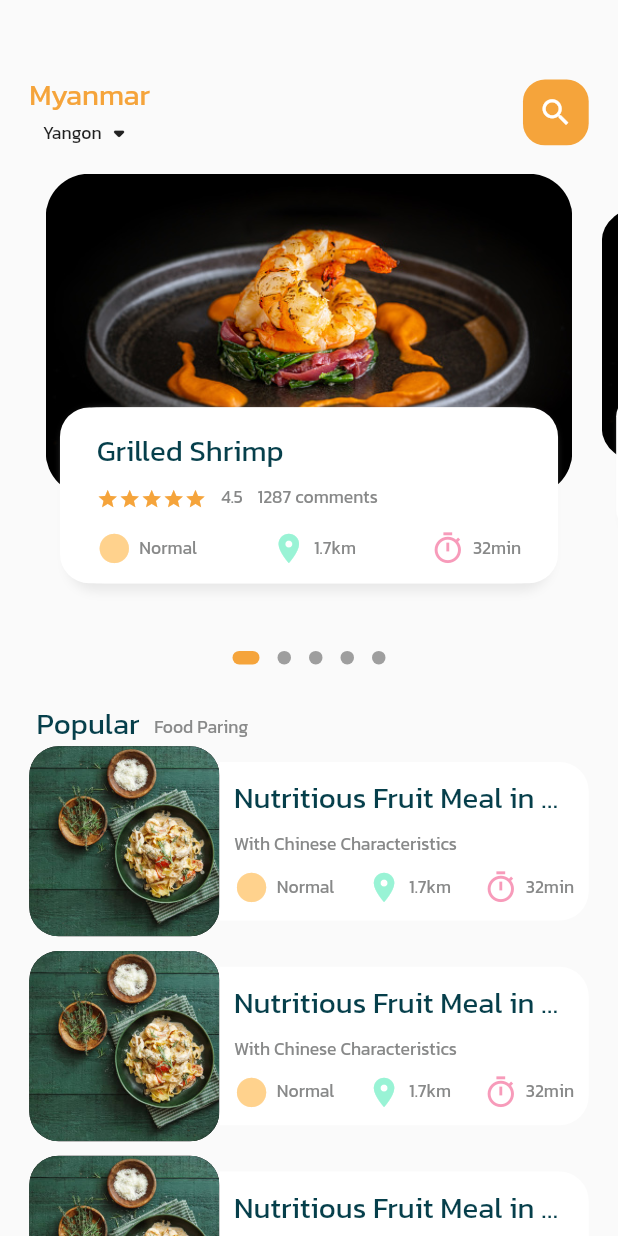
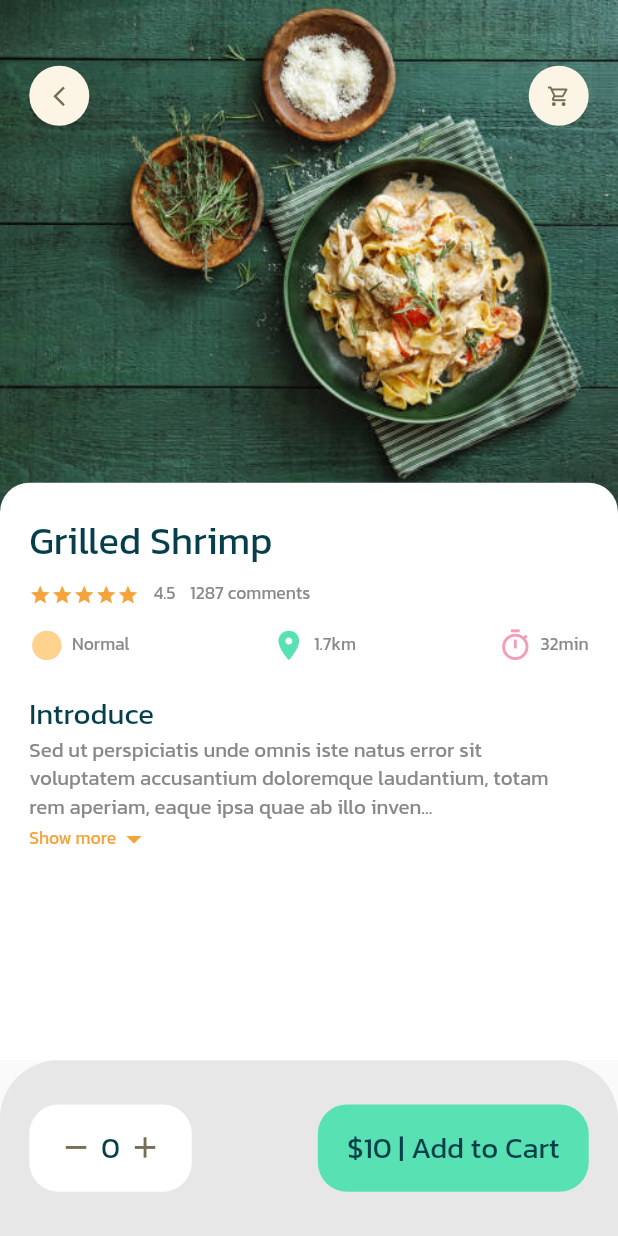
Before and after one commit to paingpyaethu/flutter-dev, a Flutter app: the screen it shows after launch, on a phone screen of 412 x 824 dp. Run offline on Flutter 3.47's test engine with Material 2 defaults, Android fonts, the light colour scheme and no system bars; drawn by our look-alikes of dots_indicator; our stand-ins replace dio, firebase_auth, firebase_core, floor, flutter_bloc, get and 2 more; accounts and stored records are empty; generated files the repository leaves out were written again.

Commit message:
updateSliderFoodDetail

```diff
--- a/api/lib/auth/api_client.dart
+++ b/api/lib/auth/api_client.dart
@@ -5,7 +5,7 @@ import 'package:retrofit/retrofit.dart';
 import 'package:dio/dio.dart';
 part 'api_client.g.dart';
 
-@RestApi(baseUrl: "http://192.168.1.3:8000/api/")
+@RestApi(baseUrl: "http://192.168.1.2:8000/api/")
 abstract class ApiClient {
   factory ApiClient(Dio dio, {String baseUrl}) = _ApiClient;
 
--- a/api/lib/main.dart
+++ b/api/lib/main.dart
@@ -22,6 +22,7 @@ class MyApp extends StatelessWidget {
   @override
   Widget build(BuildContext context) {
     return MaterialApp(
+      debugShowCheckedModeBanner: false,
       title: 'Laravel API',
       theme: ThemeData(
         primarySwatch: Colors.purple,
--- a/ecommerce/just_foods/lib/main.dart
+++ b/ecommerce/just_foods/lib/main.dart
@@ -1,5 +1,6 @@
 import 'package:flutter/material.dart';
 import 'package:get/get.dart';
+import 'package:just_foods/screens/food/slider_food_detail.dart';
 import 'package:just_foods/screens/home/main_food_page.dart';
 
 void main() {
@@ -16,7 +17,8 @@ class MyApp extends StatelessWidget {
       theme: ThemeData(
         primarySwatch: Colors.blue,
       ),
-      home: MainFoodPage(),
+      // home: MainFoodPage(),
+      home: SliderFoodDetail(),
     );
   }
 }
--- /dev/null
+++ b/ecommerce/just_foods/lib/screens/food/slider_food_detail.dart
@@ -0,0 +1,136 @@
+import 'package:flutter/material.dart';
+import 'package:just_foods/utils/dimensions.dart';
+import 'package:just_foods/widgets/app_column.dart';
+import 'package:just_foods/widgets/app_icon.dart';
+import 'package:just_foods/widgets/big_text.dart';
+import 'package:just_foods/widgets/expandable_text_widget.dart';
+
+import '../../utils/colors.dart';
+
+class SliderFoodDetail extends StatelessWidget {
+  const SliderFoodDetail({Key? key}) : super(key: key);
+
+  @override
+  Widget build(BuildContext context) {
+    // print(MediaQuery.of(context).size.height.toString());
+
+    return Scaffold(
+      body: Stack(children: [
+        /*========== Background Image ==========*/
+        Positioned(
+            left: 0,
+            right: 0,
+            child: Container(
+              width: double.maxFinite,
+              height: Dimensions.popularFoodImgSize,
+              decoration: BoxDecoration(
+                  image: DecorationImage(
+                      fit: BoxFit.cover,
+                      image: AssetImage('assets/images/food-1.jpeg'))),
+            )),
+        /*========== Icon Widgets ==========*/
+        Positioned(
+            top: Dimensions.height45,
+            left: Dimensions.width20,
+            right: Dimensions.width20,
+            child: Row(
+              mainAxisAlignment: MainAxisAlignment.spaceBetween,
+              children: [
+                AppIcon(icon: Icons.arrow_back_ios_new),
+                AppIcon(icon: Icons.shopping_cart_outlined),
+              ],
+            )),
+        /*========== Introduction of Food ==========*/
+        Positioned(
+            left: 0,
+            right: 0,
+            bottom: 0,
+            top: Dimensions.popularFoodImgSize - 20,
+            child: Container(
+                padding: EdgeInsets.symmetric(
+                    horizontal: Dimensions.width20,
+                    vertical: Dimensions.height20),
+                decoration: BoxDecoration(
+                    borderRadius: BorderRadius.only(
+                      topLeft: Radius.circular(Dimensions.radius20),
+                      topRight: Radius.circular(Dimensions.radius20),
+                    ),
+                    color: Colors.white),
+                child: Column(
+                  crossAxisAlignment: CrossAxisAlignment.start,
+                  children: [
+                    AppColumn(
+                      text: 'Grilled Shrimp',
+                      fontSize: Dimensions.fontSize26,
+                    ),
+                    SizedBox(
+                      height: Dimensions.height20,
+                    ),
+                    BigText(text: 'Introduce'),
+
+                    /*===== Expandable Text Widget =====*/
+                    Expanded(
+                      child: SingleChildScrollView(
+                        child: ExpandableTextWidget(
+                            text:
+                                'Sed ut perspiciatis unde omnis iste natus error sit voluptatem accusantium doloremque laudantium, totam rem aperiam, eaque ipsa quae ab illo inventore veritatis et quasi architecto beatae vitae dicta sunt explicabo. Nemo enim ipsam voluptatem quia voluptas sit aspernatur aut odit aut fugit, sed quia consequuntur magni dolores eos qui ratione voluptatem sequi nesciunt. Neque porro quisquam est, qui dolorem ipsum quia dolor sit amet, consectetur, adipisci velit, sed quia non numquam eius modi tempora incidunt ut labore et dolore magnam aliquam quaerat voluptatem. Ut enim ad minima veniam, quis nostrum exercitationem ullam corporis suscipit laboriosam, nisi ut aliquid ex ea commodi consequatur? Quis autem vel eum iure reprehenderit qui in ea voluptate velit esse quam nihil molestiae consequatur, vel illum qui dolorem eum fugiat quo voluptas nulla pariatur?'),
+                      ),
+                    ),
+                  ],
+                ))),
+      ]),
+      bottomNavigationBar: Container(
+        height: Dimensions.bottomHeightBar,
+        // height: 120,
+        padding: EdgeInsets.symmetric(
+            horizontal: Dimensions.width20, vertical: Dimensions.height30),
+        decoration: BoxDecoration(
+            color: AppColors.buttonBackgroundColor,
+            borderRadius: BorderRadius.only(
+              topLeft: Radius.circular(Dimensions.radius20 * 2),
+              topRight: Radius.circular(Dimensions.radius20 * 2),
+            )),
+        child:
+            Row(mainAxisAlignment: MainAxisAlignment.spaceBetween, children: [
+          Container(
+            padding: EdgeInsets.symmetric(
+                horizontal: Dimensions.width20, vertical: Dimensions.height15),
+            decoration: BoxDecoration(
+              borderRadius: BorderRadius.circular(Dimensions.radius20),
+              color: Colors.white,
+            ),
+            child: Row(children: [
+              Icon(
+                Icons.remove,
+                color: AppColors.signColor,
+                size: Dimensions.iconSize24,
+              ),
+              SizedBox(
+                width: Dimensions.width10 / 2,
+              ),
+              BigText(text: '0'),
+              SizedBox(
+                width: Dimensions.width10 / 2,
+              ),
+              Icon(
+                Icons.add,
+                color: AppColors.signColor,
+                size: Dimensions.iconSize24,
+              )
+            ]),
+          ),
+          Container(
+            padding: EdgeInsets.symmetric(
+                horizontal: Dimensions.width20, vertical: Dimensions.height15),
+            decoration: BoxDecoration(
+                borderRadius: BorderRadius.circular(Dimensions.radius20),
+                color: AppColors.iconColor2),
+            child: BigText(
+              text: '\$10 | Add to Cart',
+            ),
+          )
+        ]),
+      ),
+    );
+  }
+}
--- a/ecommerce/just_foods/lib/screens/home/food_page_body.dart
+++ b/ecommerce/just_foods/lib/screens/home/food_page_body.dart
@@ -2,6 +2,7 @@ import 'package:dots_indicator/dots_indicator.dart';
 import 'package:flutter/material.dart';
 import 'package:just_foods/utils/colors.dart';
 import 'package:just_foods/utils/dimensions.dart';
+import 'package:just_foods/widgets/app_column.dart';
 import 'package:just_foods/widgets/big_text.dart';
 import 'package:just_foods/widgets/icon_and_text.dart';
 import 'package:just_foods/widgets/small_text.dart';
@@ -242,53 +243,10 @@ class _FoodPageBodyState extends State<FoodPageBody> {
                     top: Dimensions.height15,
                     left: Dimensions.height20,
                     right: Dimensions.height20),
-                child: Column(
-                    crossAxisAlignment: CrossAxisAlignment.start,
-                    children: [
-                      BigText(text: "Grilled Shrimp"),
-                      SizedBox(height: Dimensions.height10),
-                      Row(
-                        children: [
-                          Wrap(
-                            children: List.generate(
-                                5,
-                                (index) => Icon(
-                                      Icons.star,
-                                      color: AppColors.mainColor,
-                                      size: Dimensions.iconSize15,
-                                    )),
-                          ),
-                          SizedBox(
-                            width: Dimensions.width10,
-                          ),
-                          SmallText(text: '4.5'),
-                          SizedBox(
-                            width: Dimensions.width10,
-                          ),
-                          SmallText(text: '1287 comments'),
-                        ],
-                      ),
-                      SizedBox(
-                        height: Dimensions.height15,
-                      ),
-                      Row(
-                        mainAxisAlignment: MainAxisAlignment.spaceBetween,
-                        children: [
-                          IconAndText(
-                              icon: Icons.circle_sharp,
-                              text: 'Normal',
-                              iconColor: AppColors.iconColor1),
-                          IconAndText(
-                              icon: Icons.location_on,
-                              text: '1.7km',
-                              iconColor: AppColors.iconColor2),
-                          IconAndText(
-                              icon: Icons.timer_sharp,
-                              text: '32min',
-                              iconColor: AppColors.iconColor3),
-                        ],
-                      )
-                    ]),
+                child: AppColumn(
+                  text: "Grilled Shrimp",
+                  fontSize: Dimensions.fontSize20,
+                ),
               ),
             ),
           ),
--- a/ecommerce/just_foods/lib/screens/home/main_food_page.dart
+++ b/ecommerce/just_foods/lib/screens/home/main_food_page.dart
@@ -15,7 +15,7 @@ class MainFoodPage extends StatefulWidget {
 class _MainFoodPageState extends State<MainFoodPage> {
   @override
   Widget build(BuildContext context) {
-    print(MediaQuery.of(context).size.width.toString());
+    print(MediaQuery.of(context).size.height.toString());
     return Scaffold(
         body: Column(
       children: [
--- a/ecommerce/just_foods/lib/utils/colors.dart
+++ b/ecommerce/just_foods/lib/utils/colors.dart
@@ -4,8 +4,10 @@ class AppColors {
   static final Color textColor = const Color(0xFFccc7c5);
   static final Color mainColor = const Color(0xFFF5A43B);
   static final Color iconColor1 = const Color(0xFFffd28d);
-  static final Color iconColor2 = Color(0x9E5AECBB);
-  static final Color iconColor3 = Color(0x86F0407B);
+  static final Color iconColor2 = Color.fromARGB(255, 88, 225, 179);
+  static final Color iconColor3 = const Color(0x86F0407B);
+  static final Color buttonBackgroundColor = Color.fromARGB(248, 232, 230, 230);
+  static final Color signColor = const Color(0xFF756d54);
   // static final Color textColor = const Color(0xFFccc7c5);
   // static final Color textColor = const Color(0xFFccc7c5);
   // static final Color textColor = const Color(0xFFccc7c5);
--- a/ecommerce/just_foods/lib/utils/dimensions.dart
+++ b/ecommerce/just_foods/lib/utils/dimensions.dart
@@ -13,6 +13,7 @@ class Dimensions {
   static double height10 = screenHeight / 84.4;
   static double height15 = screenHeight / 56.3;
   static double height20 = screenHeight / 42.2;
+  static double height30 = screenHeight / 28.13;
   static double height45 = screenHeight / 18.8;
   static double height50 = screenHeight / 16.9;
 
@@ -20,20 +21,31 @@ class Dimensions {
   static double width10 = screenHeight / 84.4;
   static double width20 = screenHeight / 42.2;
   static double width25 = screenHeight / 33.8;
+  static double width30 = screenHeight / 28.13;
   static double width40 = screenHeight / 21.1;
   static double width45 = screenHeight / 18.8;
 
   static double fontSize12 = screenHeight / 70.3;
+  static double fontSize14 = screenHeight / 60.28;
+  static double fontSize16 = screenHeight / 52.75;
   static double fontSize20 = screenHeight / 42.2;
+  static double fontSize26 = screenHeight / 32.46;
 
   static double radius15 = screenHeight / 56.3;
   static double radius20 = screenHeight / 42.2;
   static double radius30 = screenHeight / 28.13;
 
   static double iconSize15 = screenHeight / 56.3;
+  static double iconSize16 = screenHeight / 52.75;
   static double iconSize24 = screenHeight / 35.2;
 
   //List View Size
   static double listViewImgSize = screenWidth / 3.25;
   static double listViewTextContSize = screenWidth / 3.9;
+
+  //Popular Food Details
+  static double popularFoodImgSize = screenHeight / 2.41;
+
+  //Bottom Height
+  static double bottomHeightBar = screenHeight / 7.03;
 }
--- /dev/null
+++ b/ecommerce/just_foods/lib/widgets/app_column.dart
@@ -0,0 +1,66 @@
+import 'package:flutter/material.dart';
+import 'package:just_foods/widgets/big_text.dart';
+import 'package:just_foods/widgets/icon_and_text.dart';
+import 'package:just_foods/widgets/small_text.dart';
+
+import '../utils/colors.dart';
+import '../utils/dimensions.dart';
+
+class AppColumn extends StatelessWidget {
+  final String text;
+  final double fontSize;
+  const AppColumn({Key? key, required this.text, required this.fontSize})
+      : super(key: key);
+
+  @override
+  Widget build(BuildContext context) {
+    return Column(crossAxisAlignment: CrossAxisAlignment.start, children: [
+      BigText(
+        text: text,
+        size: fontSize,
+      ),
+      SizedBox(height: Dimensions.height10),
+      Row(
+        children: [
+          Wrap(
+            children: List.generate(
+                5,
+                (index) => Icon(
+                      Icons.star,
+                      color: AppColors.mainColor,
+                      size: Dimensions.iconSize15,
+                    )),
+          ),
+          SizedBox(
+            width: Dimensions.width10,
+          ),
+          SmallText(text: '4.5'),
+          SizedBox(
+            width: Dimensions.width10,
+          ),
+          SmallText(text: '1287 comments'),
+        ],
+      ),
+      SizedBox(
+        height: Dimensions.height15,
+      ),
+      Row(
+        mainAxisAlignment: MainAxisAlignment.spaceBetween,
+        children: [
+          IconAndText(
+              icon: Icons.circle_sharp,
+              text: 'Normal',
+              iconColor: AppColors.iconColor1),
+          IconAndText(
+              icon: Icons.location_on,
+              text: '1.7km',
+              iconColor: AppColors.iconColor2),
+          IconAndText(
+              icon: Icons.timer_sharp,
+              text: '32min',
+              iconColor: AppColors.iconColor3),
+        ],
+      )
+    ]);
+  }
+}
--- /dev/null
+++ b/ecommerce/just_foods/lib/widgets/app_icon.dart
@@ -0,0 +1,33 @@
+import 'package:flutter/material.dart';
+import 'package:just_foods/utils/dimensions.dart';
+
+class AppIcon extends StatelessWidget {
+  final IconData icon;
+  final Color backgroundColor;
+  final Color iconColor;
+  final double iconSize;
+
+  AppIcon({
+    Key? key,
+    required this.icon,
+    this.backgroundColor = const Color(0xFFfcf4e4),
+    this.iconColor = const Color(0xFF756d54),
+    this.iconSize = 40,
+  }) : super(key: key);
+
+  @override
+  Widget build(BuildContext context) {
+    return Container(
+      width: iconSize,
+      height: iconSize,
+      decoration: BoxDecoration(
+          borderRadius: BorderRadius.circular(iconSize / 2),
+          color: backgroundColor),
+      child: Icon(
+        icon,
+        color: iconColor,
+        size: Dimensions.iconSize16,
+      ),
+    );
+  }
+}
--- /dev/null
+++ b/ecommerce/just_foods/lib/widgets/expandable_text_widget.dart
@@ -0,0 +1,68 @@
+import 'package:flutter/material.dart';
+import 'package:just_foods/utils/colors.dart';
+import 'package:just_foods/utils/dimensions.dart';
+import 'package:just_foods/widgets/small_text.dart';
+
+class ExpandableTextWidget extends StatefulWidget {
+  final String text;
+  const ExpandableTextWidget({Key? key, required this.text}) : super(key: key);
+
+  @override
+  State<ExpandableTextWidget> createState() => _ExpandableTextWidgetState();
+}
+
+class _ExpandableTextWidgetState extends State<ExpandableTextWidget> {
+  late String firstHalf;
+  late String secondHalf;
+
+  bool hiddenText = true;
+  double textHeight = Dimensions.screenHeight / 5.63;
+
+  @override
+  void initState() {
+    super.initState();
+    if (widget.text.length > textHeight) {
+      firstHalf = widget.text.substring(0, textHeight.toInt());
+      secondHalf =
+          widget.text.substring(textHeight.toInt() + 1, widget.text.length);
+    } else {
+      firstHalf = widget.text;
+      secondHalf = "";
+    }
+  }
+
+  @override
+  Widget build(BuildContext context) {
+    return Container(
+      child: secondHalf.isEmpty
+          ? SmallText(size: Dimensions.fontSize14, text: firstHalf)
+          : Column(
+              children: [
+                SmallText(
+                    height: 1.4,
+                    size: Dimensions.fontSize14,
+                    text: hiddenText
+                        ? (firstHalf + "...")
+                        : (firstHalf + secondHalf)),
+                InkWell(
+                  onTap: () {
+                    setState(() {
+                      hiddenText = !hiddenText;
+                    });
+                  },
+                  child: Row(children: [
+                    SmallText(
+                      text: hiddenText ? 'Show more' : 'Show less',
+                      color: AppColors.mainColor,
+                    ),
+                    Icon(
+                      hiddenText ? Icons.arrow_drop_down : Icons.arrow_drop_up,
+                      color: AppColors.mainColor,
+                    ),
+                  ]),
+                )
+              ],
+            ),
+    );
+  }
+}
```
Also changed, not shown: api/lib/auth/api_client.g.dart, 1 other file.
